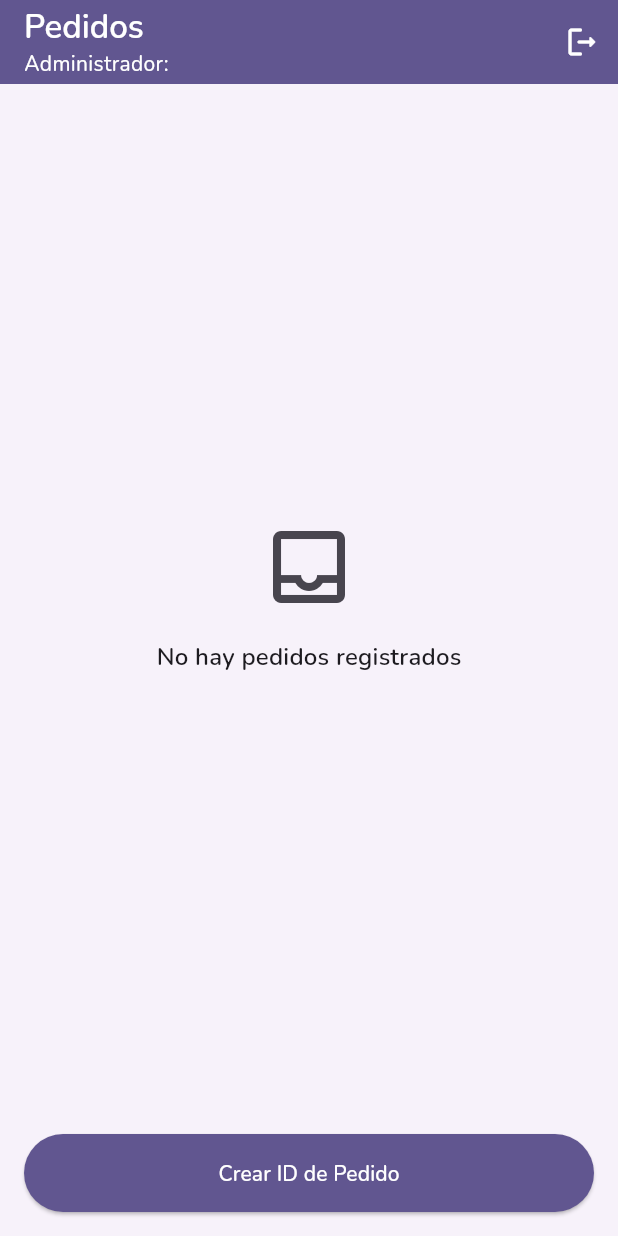
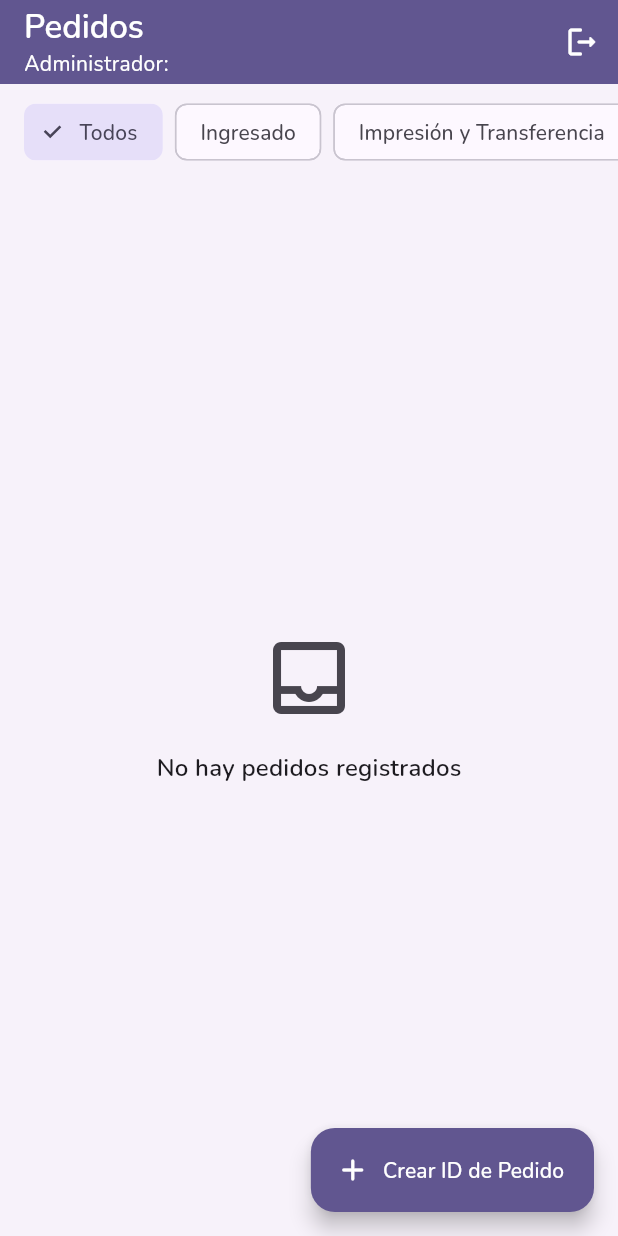
Before and after one commit to dm-ricindigus/PedidosAppF, a Flutter app: the HomeAdminPage screen opened directly, on a phone screen of 412 x 824 dp. Run offline on Flutter 3.47's test engine with Material 3 defaults, Android fonts, the phone set to English and light mode, and no system bars; our stand-ins replace cloud_firestore, cloud_functions, file_picker, firebase_auth, firebase_core, firebase_storage and 3 more; missing offline and left inert: file_saver; accounts and stored records are empty.

Commit message:
se agregaron filtros al home

```diff
--- a/lib/home_admin.dart
+++ b/lib/home_admin.dart
@@ -8,8 +8,24 @@ import 'package:pedidosapp/login.dart';
 import 'package:pedidosapp/order_detail_admin.dart';
 import 'dart:developer' as developer;
 
-class HomeAdminPage extends StatelessWidget {
+class HomeAdminPage extends StatefulWidget {
   const HomeAdminPage({super.key});
+
+  @override
+  State<HomeAdminPage> createState() => _HomeAdminPageState();
+}
+
+class _HomeAdminPageState extends State<HomeAdminPage> {
+  static const List<(int?, String)> _filtros = [
+    (null, 'Todos'),
+    (1, 'Ingresado'),
+    (2, 'Impresión y Transferencia'),
+    (3, 'Confección'),
+    (4, 'Acabados'),
+    (5, 'Empacado'),
+  ];
+
+  int? _filtroEstado = null;
 
   String _estadoDesdeCodigo(int? state) {
     switch (state) {
@@ -49,7 +65,11 @@ class HomeAdminPage extends StatelessWidget {
           children: [
             Text(
               'Cerrar sesión',
-              style: TextStyle(fontSize: 20, fontWeight: FontWeight.bold),
+              style: TextStyle(
+                fontSize: 20,
+                fontWeight: FontWeight.bold,
+                color: Theme.of(context).colorScheme.primary,
+              ),
             ),
             SizedBox(height: 16),
             Text(
@@ -131,7 +151,11 @@ class HomeAdminPage extends StatelessWidget {
               Center(
                 child: Text(
                   'Se creó el código de pedido:',
-                  style: TextStyle(fontSize: 20, fontWeight: FontWeight.bold),
+                  style: TextStyle(
+                    fontSize: 20,
+                    fontWeight: FontWeight.bold,
+                    color: Theme.of(context).colorScheme.primary,
+                  ),
                   textAlign: TextAlign.center,
                 ),
               ),
@@ -215,7 +239,11 @@ class HomeAdminPage extends StatelessWidget {
               children: [
                 Text(
                   'Indica el correo del cliente',
-                  style: TextStyle(fontSize: 20, fontWeight: FontWeight.bold),
+                  style: TextStyle(
+                    fontSize: 20,
+                    fontWeight: FontWeight.bold,
+                    color: Theme.of(context).colorScheme.primary,
+                  ),
                 ),
                 SizedBox(height: 20),
                 TextField(
@@ -444,9 +472,40 @@ class HomeAdminPage extends StatelessWidget {
           ),
         ],
       ),
+      floatingActionButton: FloatingActionButton.extended(
+        onPressed: () {
+          _abrirModalNuevoPedido(context);
+        },
+        backgroundColor: accentColor,
+        foregroundColor: onAccentColor,
+        icon: const Icon(Icons.add_rounded),
+        label: const Text('Crear ID de Pedido'),
+      ),
       body: SafeArea(
         child: Column(
           children: [
+            SingleChildScrollView(
+              scrollDirection: Axis.horizontal,
+              padding: const EdgeInsets.symmetric(horizontal: 16, vertical: 8),
+              child: Row(
+                children: _filtros.map((filtro) {
+                  final (codigo, label) = filtro;
+                  final seleccionado = _filtroEstado == codigo;
+                  return Padding(
+                    padding: const EdgeInsets.only(right: 8),
+                    child: FilterChip(
+                      label: Text(label),
+                      selected: seleccionado,
+                      onSelected: (selected) {
+                        setState(() {
+                          _filtroEstado = selected ? codigo : null;
+                        });
+                      },
+                    ),
+                  );
+                }).toList(),
+              ),
+            ),
             Expanded(
               child: StreamBuilder<QuerySnapshot>(
                 stream: _firestore
@@ -490,10 +549,42 @@ class HomeAdminPage extends StatelessWidget {
                     );
                   }
 
-                  final pedidos = snapshot.data!.docs;
+                  var pedidos = snapshot.data!.docs;
+
+                  if (_filtroEstado != null) {
+                    pedidos = pedidos
+                        .where(
+                          (doc) =>
+                              (doc.data() as Map<String, dynamic>)['state'] ==
+                              _filtroEstado,
+                        )
+                        .toList();
+                  }
+
+                  if (pedidos.isEmpty) {
+                    return Center(
+                      child: Column(
+                        mainAxisAlignment: MainAxisAlignment.center,
+                        children: [
+                          Icon(
+                            Icons.filter_list_off,
+                            size: 64,
+                            color: theme.colorScheme.onSurfaceVariant,
+                          ),
+                          const SizedBox(height: 16),
+                          Text(
+                            'No hay pedidos con este filtro',
+                            style: textTheme.titleMedium?.copyWith(
+                              fontWeight: FontWeight.w600,
+                            ),
+                          ),
+                        ],
+                      ),
+                    );
+                  }
 
                   return ListView.builder(
-                    padding: const EdgeInsets.symmetric(vertical: 8),
+                    padding: const EdgeInsets.only(bottom: 88),
                     itemCount: pedidos.length,
                     itemBuilder: (context, index) {
                       final data =
@@ -527,23 +618,6 @@ class HomeAdminPage extends StatelessWidget {
                 },
               ),
             ),
-            Padding(
-              padding: const EdgeInsets.all(16.0),
-              child: SizedBox(
-                width: double.infinity,
-                child: ElevatedButton(
-                  onPressed: () {
-                    _abrirModalNuevoPedido(context);
-                  },
-                  style: ElevatedButton.styleFrom(
-                    backgroundColor: Theme.of(context).colorScheme.primary,
-                    foregroundColor: Colors.white,
-                    padding: EdgeInsets.symmetric(vertical: 16),
-                  ),
-                  child: Text('Crear ID de Pedido'),
-                ),
-              ),
-            ),
           ],
         ),
       ),
```
Also changed, not shown: lib/home_client.dart (+83 -11 lines).
